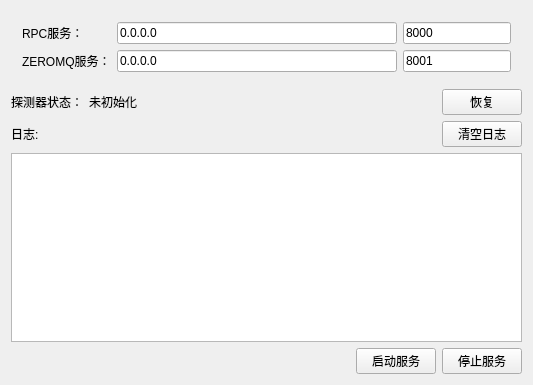
First picture: the form in src/MainApp/CareRay/CareRayServerWidget.ui, repository Augety-s/ScanApp, before the edit.
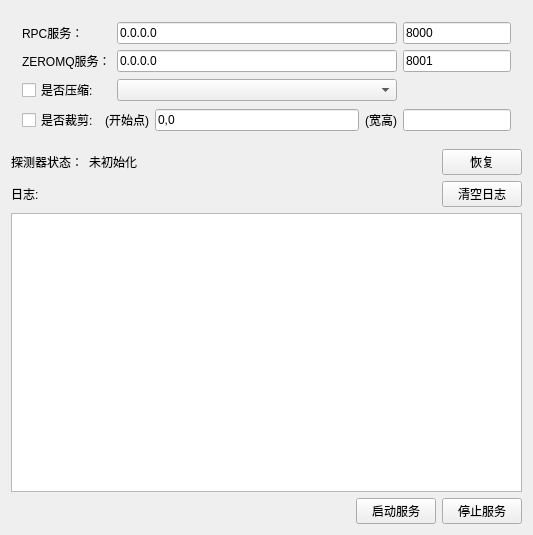
Second picture: the form after the edit.

```diff
--- a/src/MainApp/CareRay/CareRayServerWidget.ui
+++ b/src/MainApp/CareRay/CareRayServerWidget.ui
@@ -7,14 +7,14 @@
     <x>0</x>
     <y>0</y>
     <width>533</width>
-    <height>385</height>
+    <height>535</height>
    </rect>
   </property>
   <property name="windowTitle">
    <string>CareRayServerWidget</string>
   </property>
   <layout class="QGridLayout" name="gridLayout_3">
-   <item row="0" column="0" colspan="3">
+   <item row="0" column="0">
     <widget class="QWidget" name="widget" native="true">
      <layout class="QGridLayout" name="gridLayout_2">
       <item row="0" column="0">
@@ -95,10 +95,79 @@
         </property>
        </widget>
       </item>
-     </layout>
+      <item row="2" column="0">
+       <widget class="QCheckBox" name="isCompress">
+        <property name="text">
+         <string>是否压缩:</string>
+        </property>
+       </widget>
+      </item>
+      <item row="2" column="1">
+       <widget class="QComboBox" name="cutNum"/>
+      </item>
+      <item row="3" column="0" colspan="3">
+       <layout class="QHBoxLayout" name="horizontalLayout">
+        <item>
+         <widget class="QCheckBox" name="isCrop">
+          <property name="text">
+           <string>是否裁剪:</string>
+          </property>
+         </widget>
+        </item>
+        <item>
+         <widget class="QLabel" name="label_5">
+          <property name="sizePolicy">
+           <sizepolicy hsizetype="Minimum" vsizetype="Preferred">
+            <horstretch>0</horstretch>
+            <verstretch>0</verstretch>
+           </sizepolicy>
+          </property>
+          <property name="text">
+           <string>(开始点)</string>
+          </property>
+          <property name="alignment">
+           <set>Qt::AlignRight|Qt::AlignTrailing|Qt::AlignVCenter</set>
+          </property>
+         </widget>
+        </item>
+        <item>
+         <widget class="QLineEdit" name="startPoint">
+          <property name="sizePolicy">
+           <sizepolicy hsizetype="Expanding" vsizetype="Fixed">
+            <horstretch>1</horstretch>
+            <verstretch>0</verstretch>
+           </sizepolicy>
+          </property>
+          <property name="text">
+           <string>0,0</string>
+          </property>
+         </widget>
+        </item>
+        <item>
+         <widget class="QLabel" name="label_6">
+          <property name="sizePolicy">
+           <sizepolicy hsizetype="Preferred" vsizetype="Minimum">
+            <horstretch>0</horstretch>
+            <verstretch>0</verstretch>
+           </sizepolicy>
+          </property>
+          <property name="text">
+           <string>(宽高)</string>
+          </property>
+          <property name="alignment">
+           <set>Qt::AlignRight|Qt::AlignTrailing|Qt::AlignVCenter</set>
+          </property>
+         </widget>
+        </item>
+        <item>
+         <widget class="QLineEdit" name="whPoint"/>
+        </item>
+       </layout>
+      </item>
+     </layout>
     </widget>
    </item>
-   <item row="1" column="0" colspan="3">
+   <item row="1" column="0">
     <layout class="QHBoxLayout" name="horizontalLayout_4">
      <item>
       <widget class="QLabel" name="label_4">
@@ -137,13 +206,15 @@
     </layout>
    </item>
    <item row="2" column="0">
+    <layout class="QHBoxLayout" name="horizontalLayout_2">
+     <item>
     <widget class="QLabel" name="label_3">
      <property name="text">
       <string>日志:</string>
      </property>
     </widget>
    </item>
-   <item row="2" column="1">
+     <item>
     <spacer name="horizontalSpacer_3">
      <property name="orientation">
       <enum>Qt::Horizontal</enum>
@@ -156,21 +227,23 @@
      </property>
     </spacer>
    </item>
-   <item row="2" column="2">
+     <item>
     <widget class="QPushButton" name="clearLog">
      <property name="text">
       <string>清空日志</string>
      </property>
     </widget>
    </item>
-   <item row="3" column="0" colspan="3">
+    </layout>
+   </item>
+   <item row="3" column="0">
     <layout class="QGridLayout" name="gridLayout">
      <item row="1" column="1">
       <widget class="QTextEdit" name="messageEdit"/>
      </item>
     </layout>
    </item>
-   <item row="4" column="0" colspan="3">
+   <item row="4" column="0">
     <layout class="QHBoxLayout" name="horizontalLayout_3">
      <item>
       <spacer name="horizontalSpacer">
```
Lines whose indentation alone changed are shown as unchanged.
